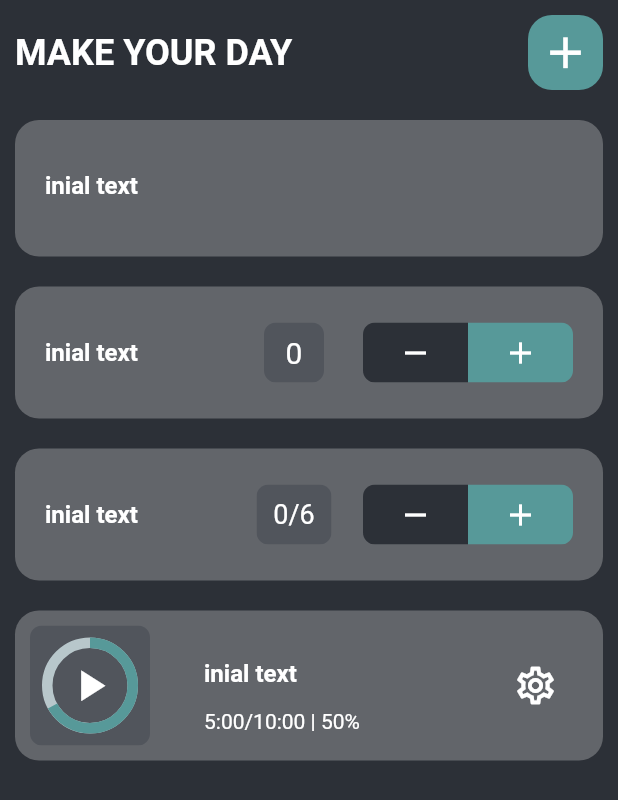
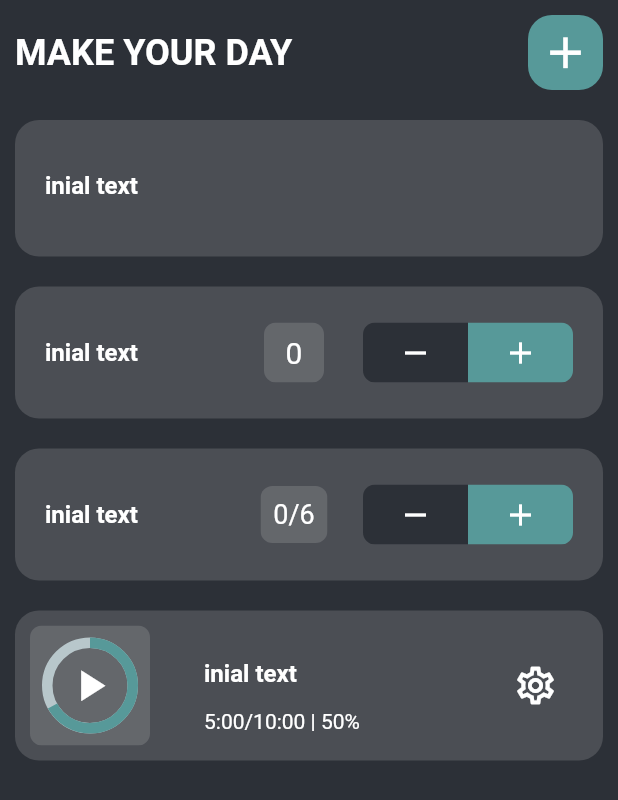
Before and after one commit to kubahomola/myd_mobile_flutter-app, a Flutter app: the screen it shows after launch, on a phone screen of 412 x 824 dp. Shown: the top 800 px of the screen. Run offline on Flutter 3.47's test engine with Material 2 defaults, Android fonts, the phone set to English and light mode, and no system bars; drawn by our look-alikes of percent_indicator.

Commit message:
RenderFlow error gone, color scheme, appbar

```diff
--- a/lib/home_page.dart
+++ b/lib/home_page.dart
@@ -1,7 +1,7 @@
 import 'package:flutter/material.dart';
-import 'package:flutter/rendering.dart';
 import 'package:myd/utilities/widgets/count_tracker_widget.dart';
 import 'package:myd/utilities/widgets/counter_widget.dart';
+import 'package:myd/utilities/widgets/custom_app_bar.dart';
 import 'package:myd/utilities/widgets/habit_tracker_widget.dart';
 import 'package:myd/utilities/widgets/notes_widget.dart';
 
@@ -16,39 +16,22 @@ class _HomePageState extends State<HomePage> {
   @override
   Widget build(BuildContext context) {
     return Scaffold(
-      backgroundColor: const Color.fromARGB(255, 44, 48, 55),
       body: SafeArea(
         child: Center(
           child: Column(
             mainAxisAlignment: MainAxisAlignment.start,
             children: [
-              Padding(
-                padding: const EdgeInsets.all(10),
-                child: Row(
-                  mainAxisAlignment: MainAxisAlignment.spaceBetween,
-                  children: [
-                    const Text(
-                      "MAKE YOUR DAY",
-                      style:
-                          TextStyle(fontSize: 24, fontWeight: FontWeight.w700),
-                    ),
-                    ClipRRect(
-                      borderRadius: BorderRadius.circular(16),
-                      child: Container(
-                        height: 50,
-                        width: 50,
-                        color: const Color.fromARGB(255, 87, 153, 153),
-                        child: const Icon(Icons.add,
-                            size: 35, color: Colors.white),
-                      ),
-                    )
+              const CustomAppBar(),
+              Expanded(
+                child: ListView(
+                  children: const [
+                    NotesWidget(),
+                    CounterWidget(),
+                    CountTrackerWidget(),
+                    HabitTrackerWidget(),
                   ],
                 ),
-              ),
-              const NotesWidget(),
-              const CounterWidget(),
-              const CountTrackerWidget(),
-              const HabitTrackerWidget(),
+              )
             ],
           ),
         ),
--- a/lib/main.dart
+++ b/lib/main.dart
@@ -14,10 +14,28 @@ class MyApp extends StatelessWidget {
       debugShowCheckedModeBanner: false,
       home: const HomePage(),
       theme: ThemeData(
-        textTheme: const TextTheme(
-          bodyText2: TextStyle(color: Colors.white),
-        ),
-      ),
+          colorScheme: const ColorScheme(
+            primary: Color.fromARGB(45, 217, 217, 217),
+            onPrimary: Colors.white,
+            secondary: Color.fromARGB(255, 44, 48, 55),
+            onSecondary: Colors.white,
+            tertiary: Color.fromARGB(255, 87, 153, 153),
+            error: Colors.red,
+            onError: Colors.black,
+            background: Color.fromARGB(255, 44, 48, 55),
+            onBackground: Colors.white,
+            surface: Color.fromARGB(255, 44, 48, 55),
+            onSurface: Colors.white,
+            brightness: Brightness.dark,
+          ),
+          dialogTheme: const DialogTheme(elevation: 0),
+          scaffoldBackgroundColor: const Color.fromARGB(255, 44, 48, 55),
+          textTheme: const TextTheme(
+            bodyText2: TextStyle(
+              color: Colors.white,
+            ),
+          ),
+          iconTheme: const IconThemeData(color: Colors.white)),
     );
   }
 }
--- a/lib/utilities/widgets/count_tracker_widget.dart
+++ b/lib/utilities/widgets/count_tracker_widget.dart
@@ -91,7 +91,7 @@ class _CountTrackerWidgetState extends State<CountTrackerWidget> {
           padding: const EdgeInsets.all(10.0),
           child: Container(
             decoration: BoxDecoration(
-                color: const Color.fromARGB(80, 217, 217, 217),
+                color: Theme.of(context).colorScheme.primaryContainer,
                 borderRadius: BorderRadius.circular(16)),
             child: Padding(
               padding: const EdgeInsets.all(20),
@@ -106,13 +106,15 @@ class _CountTrackerWidgetState extends State<CountTrackerWidget> {
                       borderRadius: BorderRadius.circular(8),
                       child: Container(
                         alignment: const Alignment(0, 0),
-                        height: 40,
-                        width: 50,
-                        color: const Color.fromARGB(255, 81, 85, 92),
-                        child: Text(
-                          "$counterNumber/$userNumber",
-                          style: const TextStyle(
-                              fontSize: 18, color: Colors.white),
+                        color: Theme.of(context).colorScheme.primary,
+                        child: Padding(
+                          padding: const EdgeInsets.all(8.5),
+                          child: Text(
+                            "$counterNumber/$userNumber",
+                            style: const TextStyle(
+                              fontSize: 18,
+                            ),
+                          ),
                         ),
                       ),
                     ),
@@ -127,11 +129,13 @@ class _CountTrackerWidgetState extends State<CountTrackerWidget> {
                         child: GestureDetector(
                           onTap: _counterDecreased,
                           child: Container(
+                            color: Theme.of(context).colorScheme.secondary,
                             height: 40,
                             width: 70,
-                            color: const Color.fromARGB(255, 44, 48, 55),
-                            child:
-                                const Icon(Icons.remove, color: Colors.white),
+                            // color: const Color.fromARGB(255, 44, 48, 55),
+                            child: const Icon(
+                              Icons.remove,
+                            ),
                           ),
                         ),
                       ),
@@ -145,8 +149,10 @@ class _CountTrackerWidgetState extends State<CountTrackerWidget> {
                           child: Container(
                             height: 40,
                             width: 70,
-                            color: const Color.fromARGB(255, 87, 153, 153),
-                            child: const Icon(Icons.add, color: Colors.white),
+                            color: Theme.of(context).colorScheme.tertiary,
+                            child: const Icon(
+                              Icons.add,
+                            ),
                           ),
                         ),
                       ),
--- a/lib/utilities/widgets/counter_widget.dart
+++ b/lib/utilities/widgets/counter_widget.dart
@@ -37,7 +37,7 @@ class _CounterWidgetState extends State<CounterWidget> {
           padding: const EdgeInsets.all(10.0),
           child: Container(
             decoration: BoxDecoration(
-                color: const Color.fromARGB(80, 217, 217, 217),
+                color: Theme.of(context).colorScheme.primaryContainer,
                 borderRadius: BorderRadius.circular(16)),
             child: Padding(
               padding: const EdgeInsets.all(20),
@@ -50,14 +50,17 @@ class _CounterWidgetState extends State<CounterWidget> {
                     child: ClipRRect(
                       borderRadius: BorderRadius.circular(8),
                       child: Container(
+                        width: 40,
                         alignment: const Alignment(0, 0),
-                        height: 40,
-                        width: 40,
-                        color: const Color.fromARGB(255, 81, 85, 92),
-                        child: Text(
-                          counterNumber.toString(),
-                          style: const TextStyle(
-                              fontSize: 20, color: Colors.white),
+                        color: Theme.of(context).colorScheme.primary,
+                        child: Padding(
+                          padding: const EdgeInsets.all(8.5),
+                          child: Text(
+                            counterNumber.toString(),
+                            style: const TextStyle(
+                              fontSize: 20,
+                            ),
+                          ),
                         ),
                       ),
                     ),
@@ -72,11 +75,13 @@ class _CounterWidgetState extends State<CounterWidget> {
                         child: GestureDetector(
                           onTap: _counterDecreased,
                           child: Container(
+                            color: Theme.of(context).colorScheme.secondary,
                             height: 40,
                             width: 70,
-                            color: const Color.fromARGB(255, 44, 48, 55),
-                            child:
-                                const Icon(Icons.remove, color: Colors.white),
+                            // color: const Color.fromARGB(255, 44, 48, 55),
+                            child: const Icon(
+                              Icons.remove,
+                            ),
                           ),
                         ),
                       ),
@@ -90,8 +95,10 @@ class _CounterWidgetState extends State<CounterWidget> {
                           child: Container(
                             height: 40,
                             width: 70,
-                            color: const Color.fromARGB(255, 87, 153, 153),
-                            child: const Icon(Icons.add, color: Colors.white),
+                            color: Theme.of(context).colorScheme.tertiary,
+                            child: const Icon(
+                              Icons.add,
+                            ),
                           ),
                         ),
                       )
--- /dev/null
+++ b/lib/utilities/widgets/custom_app_bar.dart
@@ -0,0 +1,33 @@
+import 'package:flutter/material.dart';
+
+class CustomAppBar extends StatelessWidget {
+  const CustomAppBar({Key? key}) : super(key: key);
+
+  @override
+  Widget build(BuildContext context) {
+    return Padding(
+      padding: const EdgeInsets.all(10),
+      child: Row(
+        mainAxisAlignment: MainAxisAlignment.spaceBetween,
+        children: [
+          const Text(
+            "MAKE YOUR DAY",
+            style: TextStyle(fontSize: 24, fontWeight: FontWeight.w700),
+          ),
+          ClipRRect(
+            borderRadius: BorderRadius.circular(16),
+            child: Container(
+              color: Theme.of(context).colorScheme.tertiary,
+              height: 50,
+              width: 50,
+              child: const Icon(
+                Icons.add,
+                size: 35,
+              ),
+            ),
+          )
+        ],
+      ),
+    );
+  }
+}
--- a/lib/utilities/widgets/edit_title_text_field.dart
+++ b/lib/utilities/widgets/edit_title_text_field.dart
@@ -24,7 +24,7 @@ class _EditTitleTextFieldState extends State<EditTitleTextField> {
       width: 120,
       child: TextField(
         style:
-            const TextStyle(color: Colors.white, fontWeight: FontWeight.bold),
+            const TextStyle(fontWeight: FontWeight.bold, color: Colors.white),
         decoration: const InputDecoration(
           border: InputBorder.none,
         ),
--- a/lib/utilities/widgets/habit_tracker_widget.dart
+++ b/lib/utilities/widgets/habit_tracker_widget.dart
@@ -12,7 +12,7 @@ class HabitTrackerWidget extends StatelessWidget {
         padding: const EdgeInsets.all(10.0),
         child: Container(
           decoration: BoxDecoration(
-              color: const Color.fromARGB(80, 217, 217, 217),
+              color: Theme.of(context).colorScheme.primaryContainer,
               borderRadius: BorderRadius.circular(16)),
           child: Row(
             mainAxisAlignment: MainAxisAlignment.spaceBetween,
@@ -25,14 +25,13 @@ class HabitTrackerWidget extends StatelessWidget {
                     child: Container(
                       height: 80,
                       width: 80,
-                      color: const Color.fromARGB(255, 81, 85, 92),
+                      color: Theme.of(context).colorScheme.primary,
                       child: CircularPercentIndicator(
                         radius: 32,
                         lineWidth: 7,
                         percent: 0.67,
-                        progressColor: const Color.fromARGB(255, 87, 153, 153),
-                        center: const Icon(Icons.play_arrow,
-                            color: Colors.white, size: 35),
+                        progressColor: Theme.of(context).colorScheme.tertiary,
+                        center: const Icon(Icons.play_arrow, size: 35),
                       ),
                     ),
                   ),
@@ -51,7 +50,6 @@ class HabitTrackerWidget extends StatelessWidget {
                 child: Icon(
                   Icons.settings_outlined,
                   size: 30,
-                  color: Colors.white,
                 ),
               ),
             ],
--- a/lib/utilities/widgets/notes_widget.dart
+++ b/lib/utilities/widgets/notes_widget.dart
@@ -17,15 +17,16 @@ class _NotesWidgetState extends State<NotesWidget> {
         child: Container(
           alignment: Alignment.centerLeft,
           decoration: BoxDecoration(
-              color: const Color.fromARGB(80, 217, 217, 217),
-              borderRadius: BorderRadius.circular(16)),
+            borderRadius: BorderRadius.circular(16),
+            color: Theme.of(context).colorScheme.primary,
+          ),
           child: Padding(
             padding: const EdgeInsets.all(20),
             child: Column(
               crossAxisAlignment: CrossAxisAlignment.start,
-              children: [
+              children: const [
                 Padding(
-                  padding: const EdgeInsets.only(bottom: 3),
+                  padding: EdgeInsets.only(bottom: 3),
                   child: EditTitleTextField(),
                 ),
               ],
```
Also changed, not shown: 2 other files.
